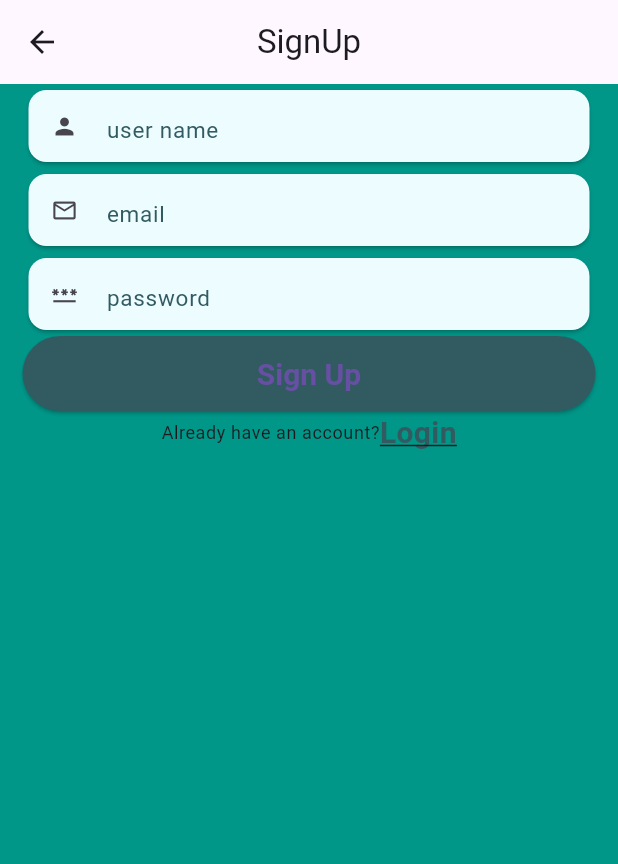
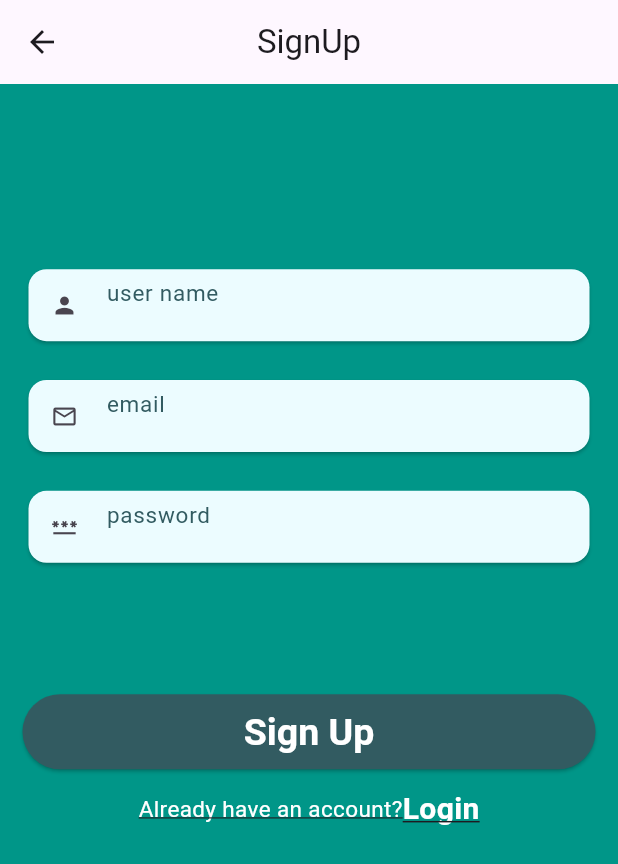
Before and after one commit to Fawadali521/todo_app_with_firebase, a Flutter app: the screen it shows after launch, after a tap on "Sign Up", on a phone screen of 412 x 824 dp. Shown: the top 864 px of the screen. Run offline on Flutter 3.47's test engine with Material 2 defaults, Android fonts, the phone set to English and light mode, and no system bars; our stand-ins replace cloud_firestore, firebase_auth, firebase_core, flutter_screenutil, fluttertoast; accounts and stored records are empty.

Commit message:
complete code review in signup section

```diff
--- a/lib/main.dart
+++ b/lib/main.dart
@@ -13,7 +13,7 @@ void main() async {
   await Firebase.initializeApp(
     options: DefaultFirebaseOptions.currentPlatform,
   );
-  runApp(MyApp());
+  runApp(const MyApp());
 }
 
 class MyApp extends StatelessWidget {
--- a/lib/ui/custom_widgets/custom_hint_text.dart
+++ b/lib/ui/custom_widgets/custom_hint_text.dart
@@ -15,14 +15,17 @@ class CustomHintText extends StatelessWidget {
       children: [
         Text(
           text,
-          style: Theme.of(context).textTheme.bodySmall,
+          style: const TextStyle(
+              color: kColors.whiteColor,
+              fontSize: 15,
+              decoration: TextDecoration.underline),
         ),
         GestureDetector(
           onTap: ontap,
           child: Text(
             buttonText,
             style: const TextStyle(
-                color: kColors.mainColor,
+                color: kColors.whiteColor,
                 fontSize: 20,
                 fontWeight: FontWeight.bold,
                 decoration: TextDecoration.underline),
--- a/lib/ui/custom_widgets/custom_sign_button.dart
+++ b/lib/ui/custom_widgets/custom_sign_button.dart
@@ -9,7 +9,6 @@ class CustomSignButton extends StatelessWidget {
   @override
   Widget build(BuildContext context) {
     return ElevatedButton(
-      child: Text(signText),
       onPressed: onpressed,
       style: ElevatedButton.styleFrom(
           textStyle: const TextStyle(
@@ -20,7 +19,14 @@ class CustomSignButton extends StatelessWidget {
           backgroundColor: kColors.mainColor,
           shape:
               RoundedRectangleBorder(borderRadius: BorderRadius.circular(40)),
-          minimumSize: Size(50, 50)),
+          minimumSize: const Size(50, 50)),
+      child: Text(
+        signText,
+        style: const TextStyle(
+          color: kColors.whiteColor,
+          fontSize: 25,
+        ),
+      ),
     );
   }
 }
--- a/lib/ui/custom_widgets/custom_textformfield.dart
+++ b/lib/ui/custom_widgets/custom_textformfield.dart
@@ -19,8 +19,6 @@ class CustomTextFormField extends StatelessWidget {
         controller: textEditingController,
         decoration: InputDecoration(
           border: InputBorder.none,
-          contentPadding:
-              EdgeInsets.only(top: 15), // add padding to adjust text
           isDense: true,
           hintText: hintText,
           hintStyle: const TextStyle(
--- a/lib/ui/screens/signup/signup_view.dart
+++ b/lib/ui/screens/signup/signup_view.dart
@@ -1,12 +1,11 @@
-import 'dart:developer';
 import 'package:flutter/material.dart';
 import 'package:flutter_screenutil/flutter_screenutil.dart';
+
 import 'package:provider/provider.dart';
-import 'package:todo/core/utils/constant/kColors.dart';
+
 import 'package:todo/ui/custom_widgets/custom_sign_button.dart';
 import 'package:todo/ui/custom_widgets/custom_textformfield.dart';
 import 'package:todo/ui/custom_widgets/custom_hint_text.dart';
-import 'package:todo/ui/screens/login/login_view.dart';
 import 'package:todo/ui/screens/signup/signup_view_model.dart';
 
 class SignUpView extends StatelessWidget {
@@ -21,11 +20,11 @@ class SignUpView extends StatelessWidget {
           return Scaffold(
             appBar: AppBar(
               centerTitle: true,
-              title: Text("SignUp"),
+              title: const Text("SignUp"),
             ),
             body: SingleChildScrollView(
               child: Container(
-                padding: EdgeInsets.only(left: 15, right: 15),
+                padding: const EdgeInsets.only(left: 15, right: 15),
                 height: MediaQuery.of(context).size.height,
                 width: MediaQuery.of(context).size.width,
                 color: Colors.teal,
@@ -37,21 +36,25 @@ class SignUpView extends StatelessWidget {
                         child: Column(
                           crossAxisAlignment: CrossAxisAlignment.stretch,
                           children: [
+                            SizedBox(height: 100.h),
                             CustomTextFormField(
                               hintText: 'user name',
-                              pIcon: Icon(Icons.person),
+                              pIcon: const Icon(Icons.person),
                               textEditingController: model.userController,
                             ),
+                            SizedBox(height: 15.h),
                             CustomTextFormField(
                               hintText: 'email',
-                              pIcon: Icon(Icons.email_outlined),
+                              pIcon: const Icon(Icons.email_outlined),
                               textEditingController: model.emailController,
                             ),
+                            SizedBox(height: 15.h),
                             CustomTextFormField(
                               hintText: 'password',
-                              pIcon: Icon(Icons.password_outlined),
+                              pIcon: const Icon(Icons.password_outlined),
                               textEditingController: model.passwordController,
                             ),
+                            SizedBox(height: 70.h),
                             CustomSignButton(
                               signText: 'Sign Up',
                               onpressed: () {
@@ -59,6 +62,7 @@ class SignUpView extends StatelessWidget {
                                 // model.addUser();
                               },
                             ),
+                            SizedBox(height: 10.h),
                             CustomHintText(
                               text: 'Already have an account?',
                               buttonText: 'Login',
--- a/lib/ui/screens/signup/signup_view_model.dart
+++ b/lib/ui/screens/signup/signup_view_model.dart
@@ -1,17 +1,20 @@
 import 'dart:developer';
+import 'package:flutter/material.dart';
 
 import 'package:firebase_auth/firebase_auth.dart';
-import 'package:flutter/material.dart';
+
 import 'package:todo/core/utils/constant/kColors.dart';
+import 'package:cloud_firestore/cloud_firestore.dart';
+
 import '../../../core/utils/package_utils.dart';
-import 'package:cloud_firestore/cloud_firestore.dart';
 
 class SignUpViewModel with ChangeNotifier {
   final TextEditingController userController = TextEditingController();
   final TextEditingController emailController = TextEditingController();
   final TextEditingController passwordController = TextEditingController();
   UserCredential? userCredential;
-
+  CollectionReference users = FirebaseFirestore.instance.collection('users');
+  //Create Account method
   void createAccount(BuildContext context) async {
     String user1 = userController.text.trim();
     String email = emailController.text.trim();
@@ -36,8 +39,9 @@ class SignUpViewModel with ChangeNotifier {
     notifyListeners();
   }
 
-  CollectionReference users = FirebaseFirestore.instance.collection('users');
-
+  //
+  //add user in Database
+  //
   Future<void> addUser(String user1) {
     String user1 = userController.text.trim();
     return users
```
